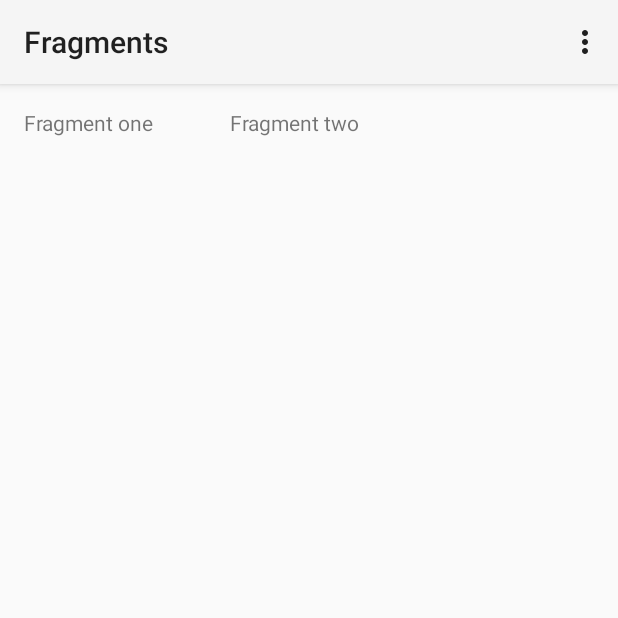
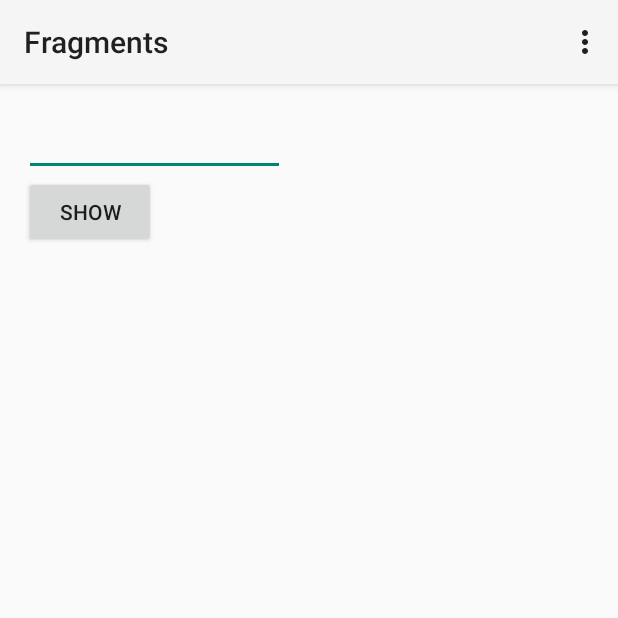
Before and after one commit to dreambrother/example-apps, an Android app: the screen it shows after launch (MainActivity), in the options menu, after a tap on "Settings", on a phone screen of 412 x 824 dp, the top half of it. Run offline under Robolectric (Android 15) with nearby library versions, the phone set to English and light mode, and no system bars.

Commit message:
more sophisticated fragments example

```diff
--- a/android/02-fragments/app/src/main/java/com/github/dreambrother/android/fragments/MainActivity.java
+++ b/android/02-fragments/app/src/main/java/com/github/dreambrother/android/fragments/MainActivity.java
@@ -2,8 +2,12 @@ package com.github.dreambrother.android.fragments;
 
 import android.app.Activity;
 import android.os.Bundle;
+import android.util.Log;
 import android.view.Menu;
 import android.view.MenuItem;
+import android.view.View;
+import android.widget.EditText;
+import android.widget.TextView;
 
 
 public class MainActivity extends Activity {
@@ -35,4 +39,10 @@ public class MainActivity extends Activity {
 
         return super.onOptionsItemSelected(item);
     }
+
+    public void onButtonClick(View view) {
+        EditText newText = (EditText) findViewById(R.id.fragment_one_text);
+        TextView fragmentTwoTextView = (TextView) findViewById(R.id.fragment_two_text);
+        fragmentTwoTextView.setText(newText.getText().toString());
+    }
 }
--- /dev/null
+++ b/android/02-fragments/app/src/main/java/com/github/dreambrother/android/fragments/OnTextChangeCallback.java
@@ -0,0 +1,6 @@
+package com.github.dreambrother.android.fragments;
+
+public interface OnTextChangeCallback {
+
+    void onTextChange(String newText);
+}
--- a/android/02-fragments/app/src/main/res/layout/activity_main.xml
+++ b/android/02-fragments/app/src/main/res/layout/activity_main.xml
@@ -13,7 +13,7 @@
 
     <fragment android:name="com.github.dreambrother.android.fragments.FragmentTwo"
         android:id="@+id/fragment_two"
-        android:layout_weight="2"
+        android:layout_weight="1"
         android:layout_width="0dp"
         android:layout_height="match_parent"
         tools:layout="@layout/fragment_two" />
--- a/android/02-fragments/app/src/main/res/layout/fragment_one.xml
+++ b/android/02-fragments/app/src/main/res/layout/fragment_one.xml
@@ -1,11 +1,20 @@
-<RelativeLayout xmlns:android="http://schemas.android.com/apk/res/android"
-    xmlns:tools="http://schemas.android.com/tools" android:layout_width="match_parent"
-    android:layout_height="match_parent" android:paddingLeft="@dimen/activity_horizontal_margin"
+<LinearLayout xmlns:android="http://schemas.android.com/apk/res/android"
+    android:layout_width="match_parent"
+    android:layout_height="match_parent"
+    android:paddingLeft="@dimen/activity_horizontal_margin"
     android:paddingRight="@dimen/activity_horizontal_margin"
     android:paddingTop="@dimen/activity_vertical_margin"
-    android:paddingBottom="@dimen/activity_vertical_margin">
+    android:paddingBottom="@dimen/activity_vertical_margin"
+    android:orientation="vertical">
 
-    <TextView android:text="@string/fragment_one_text" android:layout_width="wrap_content"
-        android:layout_height="wrap_content" />
+    <EditText
+        android:id="@+id/fragment_one_text"
+        android:layout_width="fill_parent"
+        android:layout_height="wrap_content"/>
+    <Button
+        android:layout_width="wrap_content"
+        android:layout_height="wrap_content"
+        android:text="@string/fragment_one_button_text"
+        android:onClick="onButtonClick"/>
 
-</RelativeLayout>
+</LinearLayout>
--- a/android/02-fragments/app/src/main/res/layout/fragment_two.xml
+++ b/android/02-fragments/app/src/main/res/layout/fragment_two.xml
@@ -6,7 +6,10 @@
     android:paddingTop="@dimen/activity_vertical_margin"
     android:paddingBottom="@dimen/activity_vertical_margin">
 
-    <TextView android:text="@string/fragment_two_text" android:layout_width="wrap_content"
+    <TextView
+        android:id="@+id/fragment_two_text"
+        android:text="@string/fragment_two_text"
+        android:layout_width="wrap_content"
         android:layout_height="wrap_content" />
 
 </RelativeLayout>
--- a/android/02-fragments/app/src/main/res/values/strings.xml
+++ b/android/02-fragments/app/src/main/res/values/strings.xml
@@ -2,8 +2,8 @@
 <resources>
 
     <string name="app_name">Fragments</string>
-    <string name="fragment_one_text">Fragment one</string>
     <string name="fragment_two_text">Fragment two</string>
     <string name="action_settings">Settings</string>
+    <string name="fragment_one_button_text">Show</string>
 
 </resources>
```
